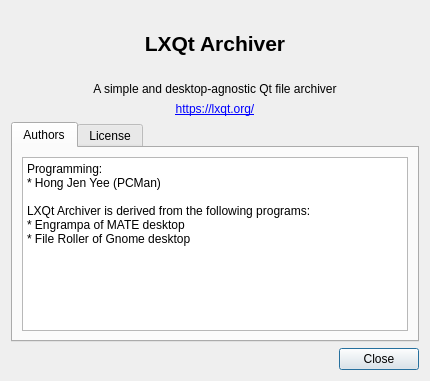
lxqt/lxqt-archiver, file src/about.ui: the form before one commit.
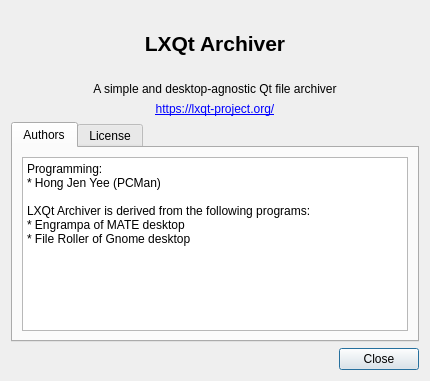
The form after the commit. Icons and pictures are not drawn.

What changed in the file:
```diff
--- a/src/about.ui
+++ b/src/about.ui
@@ -64,7 +64,7 @@
    <item>
     <widget class="QLabel" name="label_3">
      <property name="text">
-      <string>&lt;html&gt;&lt;head/&gt;&lt;body&gt;&lt;p&gt;&lt;a href=&quot;https://lxqt.org/&quot;&gt;&lt;span style=&quot; text-decoration: underline; color:#0000ff;&quot;&gt;https://lxqt.org/&lt;/span&gt;&lt;/a&gt;&lt;/p&gt;&lt;/body&gt;&lt;/html&gt;</string>
+      <string>&lt;html&gt;&lt;head/&gt;&lt;body&gt;&lt;p&gt;&lt;a href=&quot;https://lxqt-project.org/&quot;&gt;&lt;span style=&quot; text-decoration: underline; color:#0000ff;&quot;&gt;https://lxqt-project.org/&lt;/span&gt;&lt;/a&gt;&lt;/p&gt;&lt;/body&gt;&lt;/html&gt;</string>
      </property>
      <property name="textFormat">
       <enum>Qt::RichText</enum>
```
